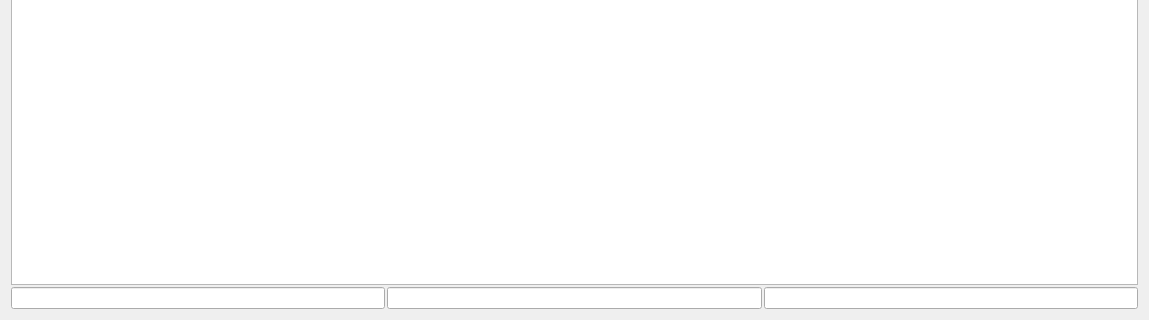
SafirSDK/safir-sdk-core, file src/util/sate/src/parameterswidget.ui: the form before one commit; both pictures show x 0 to 1149 and y 505 to 825 of the 1149 by 825 pixel window.
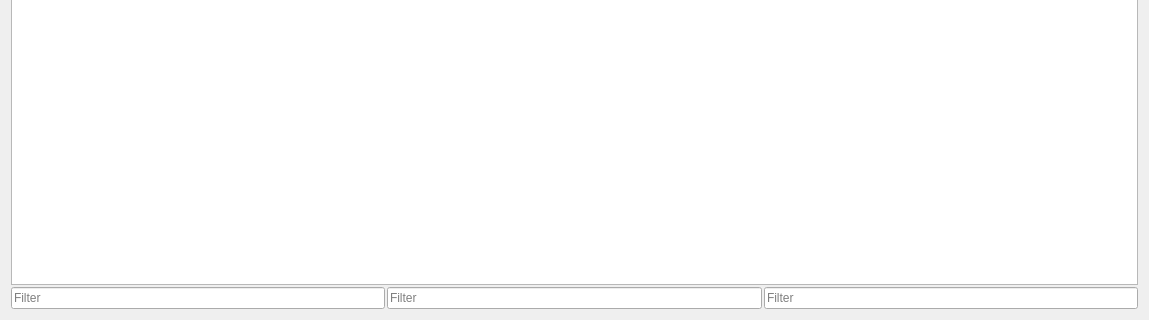
The form after the commit.

Commit message: Added search symbol to placeholder text for filter boxes.

Patch:
```diff
--- a/src/util/sate/src/parameterswidget.ui
+++ b/src/util/sate/src/parameterswidget.ui
@@ -27,6 +27,9 @@
      </property>
      <item>
       <widget class="QLineEdit" name="nameFilterEdit">
+       <property name="placeholderText">
+        <string>Filter</string>
+       </property>
        <property name="clearButtonEnabled">
         <bool>true</bool>
        </property>
@@ -34,6 +37,9 @@
      </item>
      <item>
       <widget class="QLineEdit" name="valueFilterEdit">
+       <property name="placeholderText">
+        <string>Filter</string>
+       </property>
        <property name="clearButtonEnabled">
         <bool>true</bool>
        </property>
@@ -41,6 +47,9 @@
      </item>
      <item>
       <widget class="QLineEdit" name="typeFilterEdit">
+       <property name="placeholderText">
+        <string>Filter</string>
+       </property>
        <property name="clearButtonEnabled">
         <bool>true</bool>
        </property>
```
The commit also changes 9 other files.
